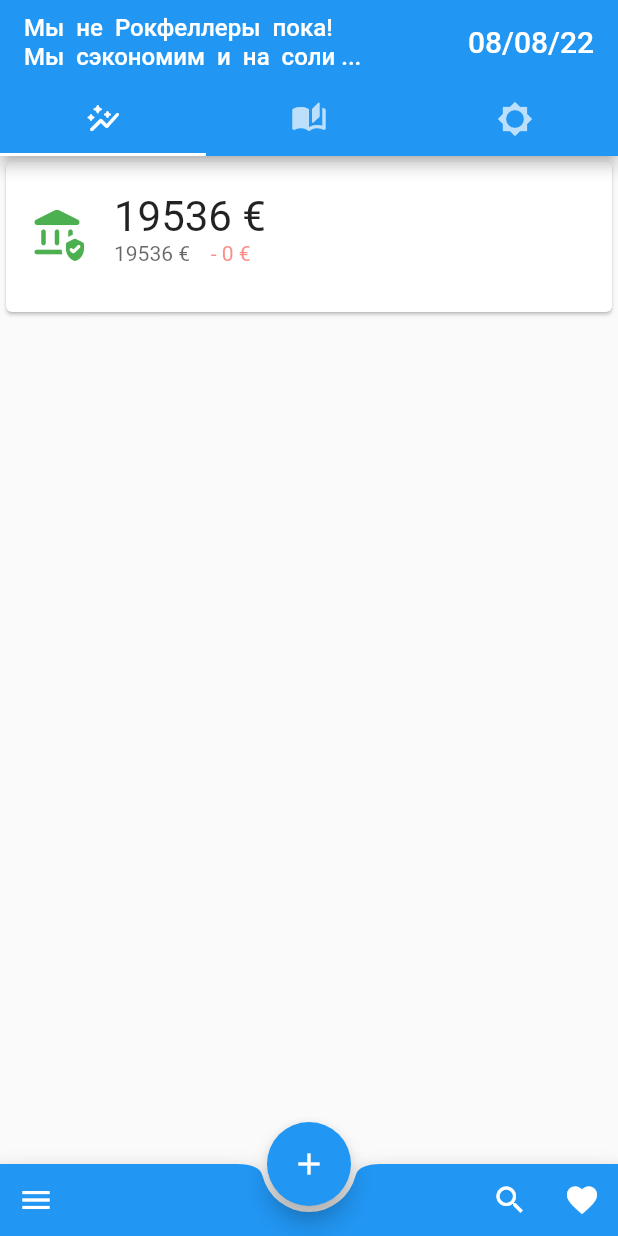
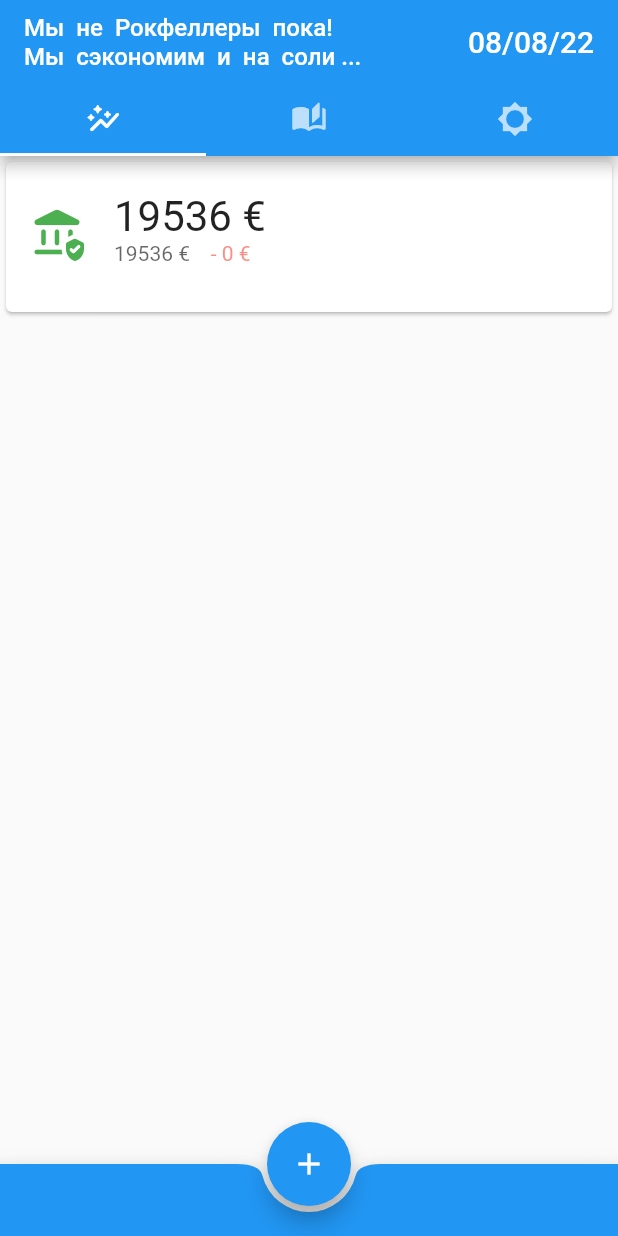
Before and after one commit to AnastasiyaAD/portemonnaie, a Flutter app: the screen it shows after launch, on a phone screen of 412 x 824 dp. Run offline on Flutter 3.47's test engine with Material 2 defaults, Android fonts, the phone set to English and light mode, and no system bars; our stand-ins replace date_format.

Commit message:
hid the excess

```diff
--- a/lib/presentation/page/home.dart
+++ b/lib/presentation/page/home.dart
@@ -58,10 +58,10 @@ class _HomeState extends State<Home> with TickerProviderStateMixin {
             ),
           ),
           Center(
-            child: Text("It's rainy here"),
+            child: Text("Список покупок"),
           ),
           Center(
-            child: Text("It's sunny here"),
+            child: Text("Настройки"),
           ),
         ],
       ),
--- a/lib/presentation/widget/bottomAppBarWithButton.dart
+++ b/lib/presentation/widget/bottomAppBarWithButton.dart
@@ -17,20 +17,20 @@ class _BottomAppBarWithButtonState extends State<BottomAppBarWithButton> {
         data: IconThemeData(color: Theme.of(context).colorScheme.onPrimary),
         child: Row(
           children: <Widget>[
-            IconButton(
-              tooltip: 'Open navigation menu',
-              icon: const Icon(Icons.menu),
-              onPressed: () {},
-            ),
+            // IconButton(
+            //   tooltip: 'Open navigation menu',
+            //   icon: const Icon(Icons.menu),
+            //   onPressed: () {},
+            // ),
             const Spacer(),
-            IconButton(
-              tooltip: 'Search',
-              icon: const Icon(Icons.search),
-              onPressed: () {},
-            ),
+            // IconButton(
+            //   tooltip: 'Search',
+            //   icon: const Icon(Icons.search),
+            //   onPressed: () {},
+            // ),
             IconButton(
               tooltip: 'Favorite',
-              icon: const Icon(Icons.favorite),
+              icon: const Icon(Icons.favorite, color: Colors.blue,),
               onPressed: () {},
             ),
           ],
```
